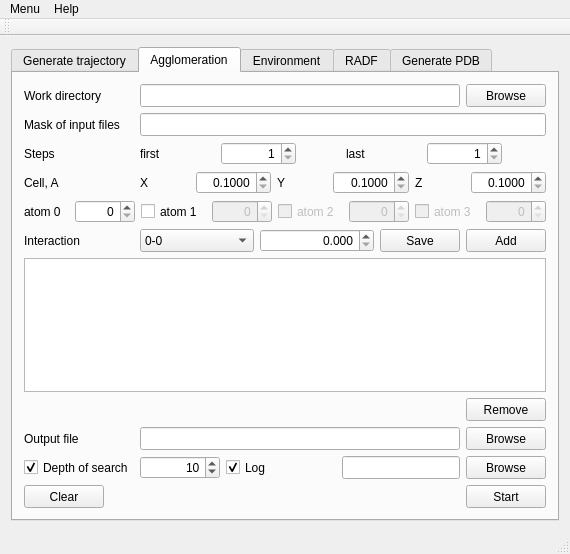
Old version of the form mathmech/mainwindow.ui in the repository arcan1s/moldyn.
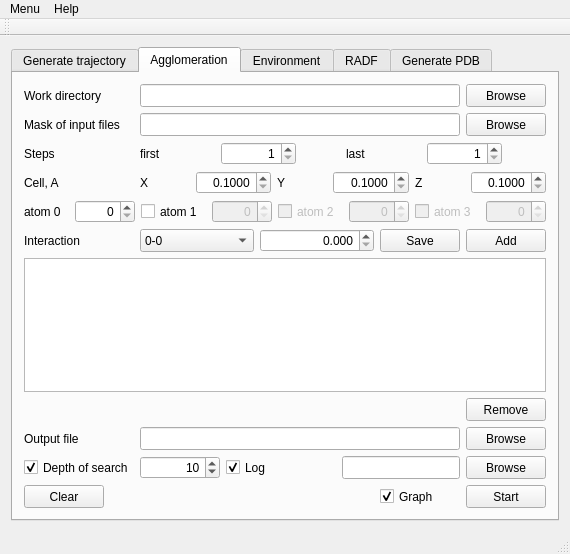
New version of the form. The open tabs and pages were chosen to show the change.

```diff
--- a/mathmech/mainwindow.ui
+++ b/mathmech/mainwindow.ui
@@ -500,6 +500,22 @@
             </property>
            </widget>
           </item>
+          <item>
+           <widget class="QPushButton" name="statgen_pushButton_input">
+            <property name="minimumSize">
+             <size>
+              <width>80</width>
+              <height>23</height>
+             </size>
+            </property>
+            <property name="text">
+             <string>Browse</string>
+            </property>
+            <property name="autoDefault">
+             <bool>true</bool>
+            </property>
+           </widget>
+          </item>
          </layout>
         </item>
         <item>
@@ -1204,6 +1220,22 @@
             </property>
            </spacer>
           </item>
+          <item>
+           <widget class="QCheckBox" name="statgen_checkBox_graph">
+            <property name="minimumSize">
+             <size>
+              <width>80</width>
+              <height>23</height>
+             </size>
+            </property>
+            <property name="text">
+             <string>Graph</string>
+            </property>
+            <property name="checked">
+             <bool>true</bool>
+            </property>
+           </widget>
+          </item>
           <item>
            <widget class="QPushButton" name="statgen_pushButton_start">
             <property name="minimumSize">
```
Left out of the diff: 77 changed lines with no effect on the pictures.
